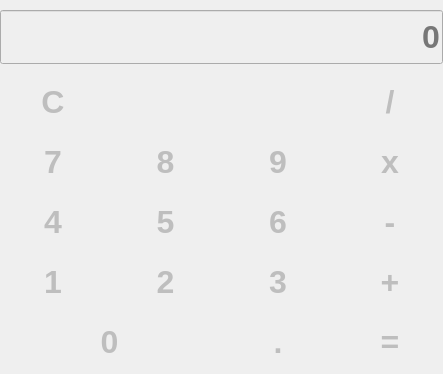
This is __5__Docstrings/__41__Designer/Form_calculator.ui in Kibou88/__1__Python as Qt 5 draws it before an edit. The edited form follows.
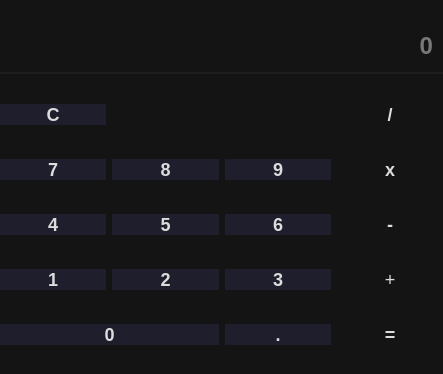
This is the edited form.

Patch:
```diff
--- a/__5__Docstrings/__41__Designer/Form_calculator.ui
+++ b/__5__Docstrings/__41__Designer/Form_calculator.ui
@@ -27,16 +27,19 @@
   </property>
   <property name="font">
    <font>
-    <pointsize>24</pointsize>
-    <weight>75</weight>
-    <bold>true</bold>
+    <pointsize>-1</pointsize>
    </font>
   </property>
   <property name="windowTitle">
    <string/>
   </property>
   <property name="layoutDirection">
-   <enum>Qt::LeftToRight</enum>
+   <enum>Qt::LayoutDirection::LeftToRight</enum>
+  </property>
+  <property name="styleSheet">
+   <string notr="true">background-color: rgb(20, 20, 20);
+color: rgb(220, 220, 220);
+font-size: 18px;</string>
   </property>
   <layout class="QGridLayout" name="gridLayout">
    <property name="margin">
@@ -44,6 +47,14 @@
    </property>
    <item row="5" column="2">
     <widget class="QPushButton" name="pushButton_15">
+     <property name="styleSheet">
+      <string notr="true">QPushButton {
+                    border: none;
+                    font-weight: bold;
+                    background-color: #1e1e2d
+                    }
+                QPushButton:pressed {background-color: #bcaaa4}</string>
+     </property>
      <property name="text">
       <string>.</string>
      </property>
@@ -57,6 +68,14 @@
    </item>
    <item row="1" column="0">
     <widget class="QPushButton" name="pushButton_17">
+     <property name="styleSheet">
+      <string notr="true">QPushButton {
+                    border: none;
+                    font-weight: bold;
+                    background-color: #1e1e2d
+                    }
+                QPushButton:pressed {background-color: #bcaaa4}</string>
+     </property>
      <property name="text">
       <string>C</string>
      </property>
@@ -70,6 +89,10 @@
    </item>
    <item row="2" column="3">
     <widget class="QPushButton" name="pushButton_3">
+     <property name="styleSheet">
+      <string notr="true">font-weight: bold;
+background-color: #f31d58</string>
+     </property>
      <property name="text">
       <string>x</string>
      </property>
@@ -83,6 +106,14 @@
    </item>
    <item row="2" column="2">
     <widget class="QPushButton" name="pushButton_4">
+     <property name="styleSheet">
+      <string notr="true">QPushButton {
+                    border: none;
+                    font-weight: bold;
+                    background-color: #1e1e2d
+                    }
+                QPushButton:pressed {background-color: #bcaaa4}</string>
+     </property>
      <property name="text">
       <string>9</string>
      </property>
@@ -96,6 +127,14 @@
    </item>
    <item row="2" column="1">
     <widget class="QPushButton" name="pushButton_2">
+     <property name="styleSheet">
+      <string notr="true">QPushButton {
+                    border: none;
+                    font-weight: bold;
+                    background-color: #1e1e2d
+                    }
+                QPushButton:pressed {background-color: #bcaaa4}</string>
+     </property>
      <property name="text">
       <string>8</string>
      </property>
@@ -109,6 +148,14 @@
    </item>
    <item row="2" column="0">
     <widget class="QPushButton" name="pushButton">
+     <property name="styleSheet">
+      <string notr="true">QPushButton {
+                    border: none;
+                    font-weight: bold;
+                    background-color: #1e1e2d
+                    }
+                QPushButton:pressed {background-color: #bcaaa4}</string>
+     </property>
      <property name="text">
       <string>7</string>
      </property>
@@ -122,6 +169,10 @@
    </item>
    <item row="1" column="3">
     <widget class="QPushButton" name="pushButton_18">
+     <property name="styleSheet">
+      <string notr="true">font-weight: bold;
+background-color: #f31d58</string>
+     </property>
      <property name="text">
       <string>/</string>
      </property>
@@ -135,6 +186,14 @@
    </item>
    <item row="3" column="2">
     <widget class="QPushButton" name="pushButton_5">
+     <property name="styleSheet">
+      <string notr="true">QPushButton {
+                    border: none;
+                    font-weight: bold;
+                    background-color: #1e1e2d
+                    }
+                QPushButton:pressed {background-color: #bcaaa4}</string>
+     </property>
      <property name="text">
       <string>6</string>
      </property>
@@ -148,6 +207,14 @@
    </item>
    <item row="3" column="1">
     <widget class="QPushButton" name="pushButton_6">
+     <property name="styleSheet">
+      <string notr="true">QPushButton {
+                    border: none;
+                    font-weight: bold;
+                    background-color: #1e1e2d
+                    }
+                QPushButton:pressed {background-color: #bcaaa4}</string>
+     </property>
      <property name="text">
       <string>5</string>
      </property>
@@ -161,6 +228,10 @@
    </item>
    <item row="3" column="3">
     <widget class="QPushButton" name="pushButton_7">
+     <property name="styleSheet">
+      <string notr="true">font-weight: bold;
+background-color: #f31d58</string>
+     </property>
      <property name="text">
       <string>-</string>
      </property>
@@ -174,6 +245,14 @@
    </item>
    <item row="3" column="0">
     <widget class="QPushButton" name="pushButton_8">
+     <property name="styleSheet">
+      <string notr="true">QPushButton {
+                    border: none;
+                    font-weight: bold;
+                    background-color: #1e1e2d
+                    }
+                QPushButton:pressed {background-color: #bcaaa4}</string>
+     </property>
      <property name="text">
       <string>4</string>
      </property>
@@ -187,6 +266,14 @@
    </item>
    <item row="4" column="2">
     <widget class="QPushButton" name="pushButton_11">
+     <property name="styleSheet">
+      <string notr="true">QPushButton {
+                    border: none;
+                    font-weight: bold;
+                    background-color: #1e1e2d
+                    }
+QPushButton:pressed {background-color: #bcaaa4}</string>
+     </property>
      <property name="text">
       <string>3</string>
      </property>
@@ -200,6 +287,14 @@
    </item>
    <item row="4" column="0">
     <widget class="QPushButton" name="pushButton_14">
+     <property name="styleSheet">
+      <string notr="true">QPushButton {
+                    border: none;
+                    font-weight: bold;
+                    background-color: #1e1e2d
+                    }
+                QPushButton:pressed {background-color: #bcaaa4}</string>
+     </property>
      <property name="text">
       <string>1</string>
      </property>
@@ -213,6 +308,9 @@
    </item>
    <item row="4" column="3">
     <widget class="QPushButton" name="pushButton_12">
+     <property name="styleSheet">
+      <string notr="true"/>
+     </property>
      <property name="text">
       <string>+</string>
      </property>
@@ -226,6 +324,14 @@
    </item>
    <item row="4" column="1">
     <widget class="QPushButton" name="pushButton_10">
+     <property name="styleSheet">
+      <string notr="true">QPushButton {
+                    border: none;
+                    font-weight: bold;
+                    background-color: #1e1e2d
+                    }
+                QPushButton:pressed {background-color: #bcaaa4}</string>
+     </property>
      <property name="text">
       <string>2</string>
      </property>
@@ -239,6 +345,10 @@
    </item>
    <item row="5" column="3">
     <widget class="QPushButton" name="pushButton_16">
+     <property name="styleSheet">
+      <string notr="true">font-weight: bold;
+background-color: #ff31be</string>
+     </property>
      <property name="text">
       <string>=</string>
      </property>
@@ -252,6 +362,14 @@
    </item>
    <item row="5" column="0" colspan="2">
     <widget class="QPushButton" name="pushButton_9">
+     <property name="styleSheet">
+      <string notr="true">QPushButton {
+                    border: none;
+                    font-weight: bold;
+                    background-color: #1e1e2d
+                    }
+                QPushButton:pressed {background-color: #bcaaa4}</string>
+     </property>
      <property name="text">
       <string>0</string>
      </property>
@@ -271,6 +389,13 @@
        <height>54</height>
       </size>
      </property>
+     <property name="styleSheet">
+      <string notr="true">border: none;
+            border-bottom: 2px solid rgb(30, 30, 30);
+            padding: 0 8px;
+            font-size: 24px;
+            font-weight: bold;</string>
+     </property>
      <property name="text">
       <string/>
      </property>
```
Left out of the diff: 4 changed lines with no effect on the pictures.
